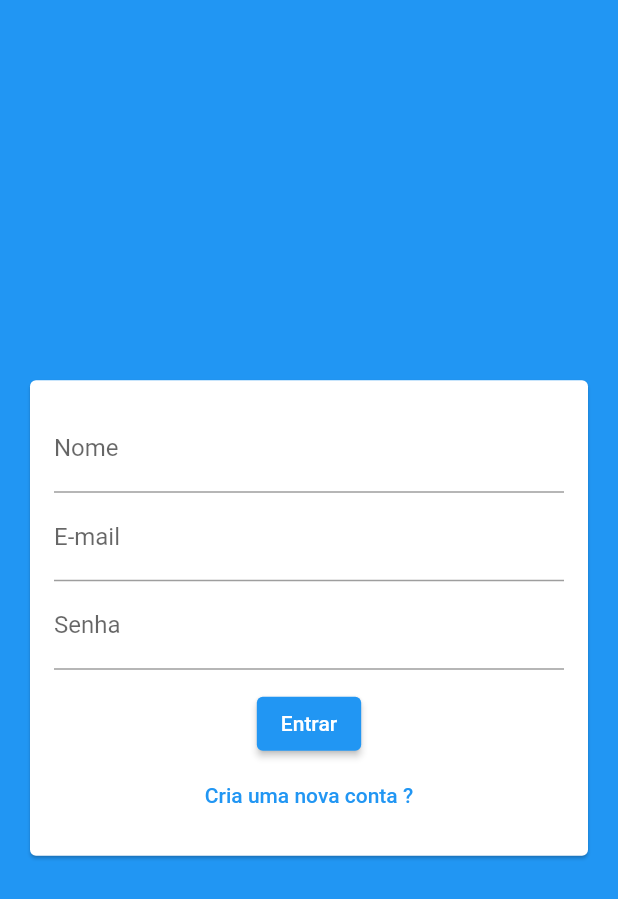
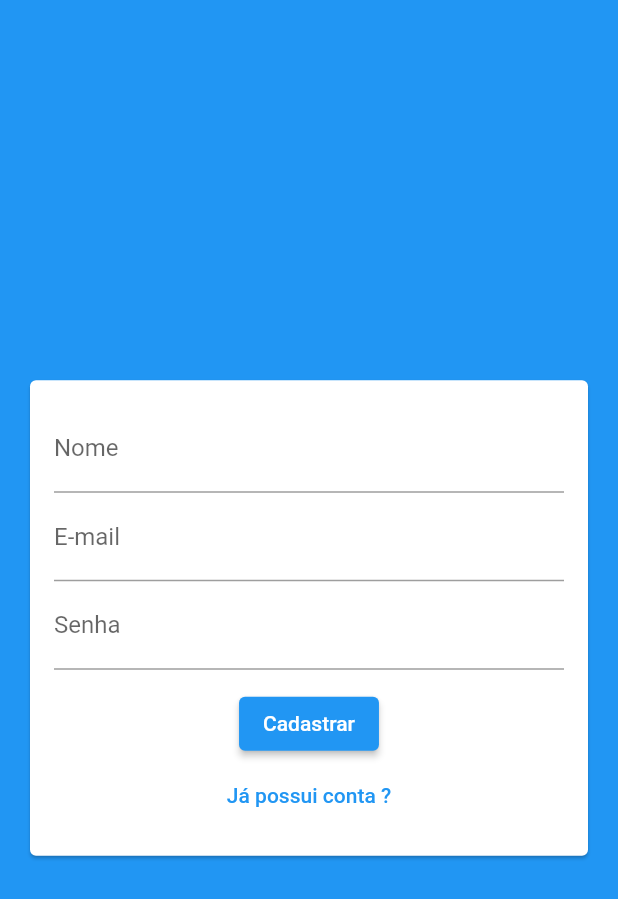
Before and after one commit to 9reis/chat_ll__flutter, a Flutter app: the screen it shows after launch, after a tap on "Cria uma nova conta ?", on a phone screen of 412 x 824 dp. Shown: the top 899 px of the screen. Run offline on Flutter 3.47's test engine with Material 2 defaults, Android fonts, the phone set to English and light mode, and no system bars.

Commit message:
Auth page #3

```diff
--- a/lib/components/auth_form.dart
+++ b/lib/components/auth_form.dart
@@ -1,38 +1,67 @@
+import 'package:chat_ll__flutter/models/auth_form_data.dart';
 import 'package:flutter/material.dart';
 import 'package:flutter/src/widgets/framework.dart';
 import 'package:flutter/src/widgets/placeholder.dart';
 
-class AuthForm extends StatelessWidget {
+class AuthForm extends StatefulWidget {
   const AuthForm({super.key});
+
+  @override
+  State<AuthForm> createState() => _AuthFormState();
+}
+
+class _AuthFormState extends State<AuthForm> {
+  final _formData = AuthFormData();
+  //Para acessar os dados do form a partir de um global key
+  final _formKey = GlobalKey<FormState>();
 
   @override
   Widget build(BuildContext context) {
     return Card(
-      margin: EdgeInsets.all(20),
+      margin: const EdgeInsets.all(20),
       child: Padding(
         padding: const EdgeInsets.all(16),
         child: Form(
+          key: _formKey,
           child: Column(
             children: [
+              if (_formData.isSignup)
+                TextFormField(
+                  // Valor inicial para o campo
+                  initialValue: _formData.name,
+                  //Garda o valor digitado/mudança de valor
+                  onChanged: (name) => _formData.name = name,
+                  key: const ValueKey('name'),
+                  decoration: const InputDecoration(labelText: 'Nome'),
+                ),
               TextFormField(
-                decoration: InputDecoration(labelText: 'Nome'),
+                initialValue: _formData.email,
+                onChanged: (email) => _formData.email = email,
+                key: const ValueKey('email'),
+                decoration: const InputDecoration(labelText: 'E-mail'),
               ),
               TextFormField(
-                decoration: InputDecoration(labelText: 'E-mail'),
-              ),
-              TextFormField(
+                initialValue: _formData.password,
+                onChanged: (password) => _formData.password = password,
+                key: const ValueKey('password'),
                 //Esconde a senha
                 obscureText: true,
-                decoration: InputDecoration(labelText: 'Senha'),
+                decoration: const InputDecoration(labelText: 'Senha'),
               ),
-              SizedBox(height: 12),
+              const SizedBox(height: 12),
               ElevatedButton(
-                child: Text('Entrar'),
-                onPressed: () {},
+                child: Text(_formData.isLogin ? 'Entrar' : 'Cadastrar'),
+                onPressed: _submit,
               ),
               TextButton(
-                child: Text('Cria uma nova conta ?'),
-                onPressed: () {},
+                child: Text(_formData.isLogin
+                    ? 'Cria uma nova conta ?'
+                    : 'Já possui conta ?'),
+                onPressed: () {
+                  setState(() {
+                    _formData.toggleAuthMode();
+                  });
+                },
               )
             ],
           ),
@@ -40,4 +69,8 @@
       ),
     );
   }
+
+  void _submit() {
+    _formKey.currentState?.validate();
+  }
 }
```
